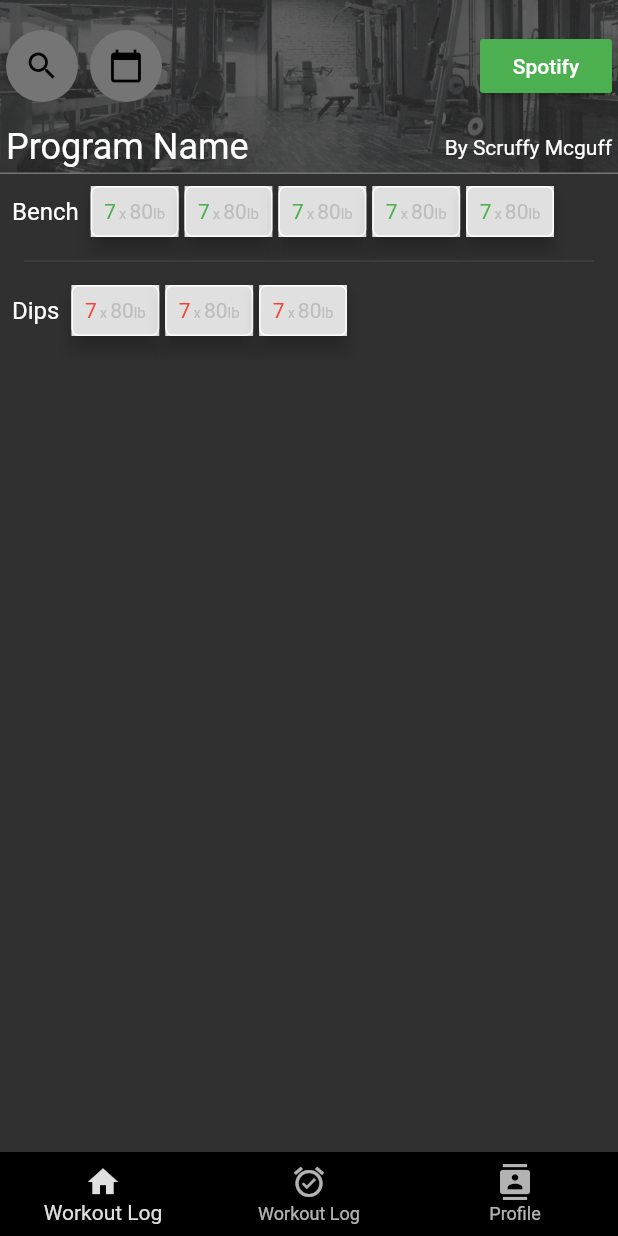
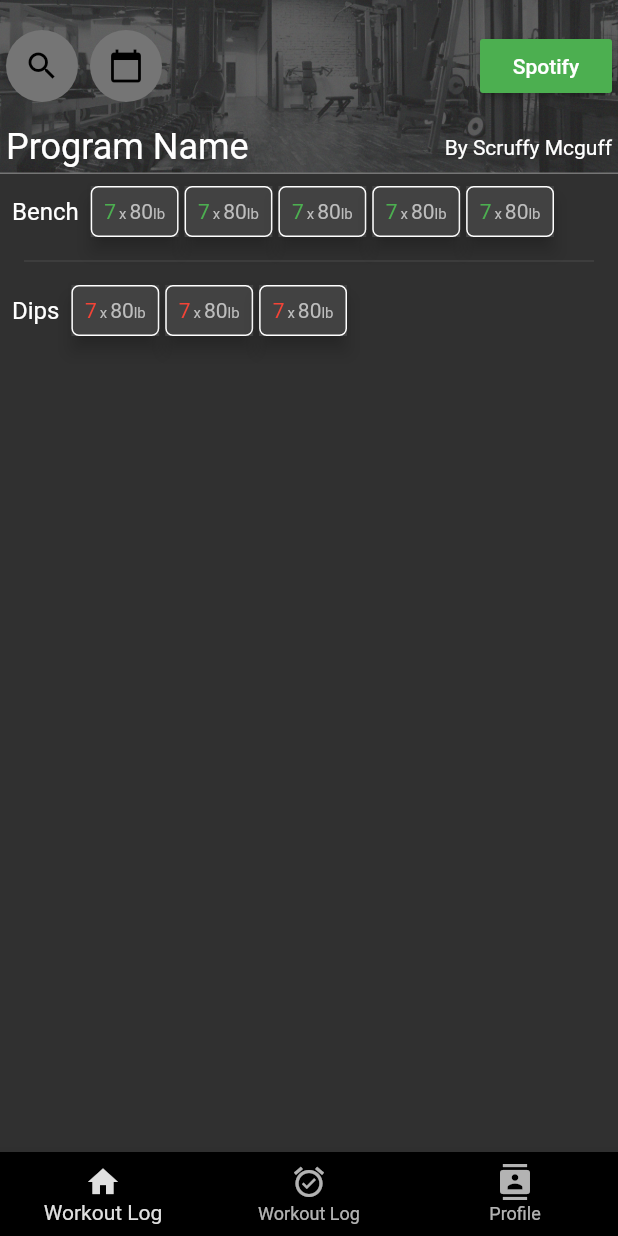
Before and after one commit to tjhelmuth/workoutlog, a Flutter app: the screen it shows after launch, on a phone screen of 412 x 824 dp. Run offline on Flutter 3.47's test engine with Material 2 defaults, Android fonts, the phone set to English and light mode, and no system bars.

Commit message:
better color for chip background :)

```diff
--- a/lib/layout/log/set_chip.dart
+++ b/lib/layout/log/set_chip.dart
@@ -23,7 +23,7 @@ class SetChip extends StatelessWidget {
   Widget build(BuildContext context) {
 
     return Theme(child: Material(
-      color: this.isComplete ? Colors.grey[300] : Colors.transparent,
+      color: this.isComplete ? Colors.grey[800] : Colors.transparent,
       elevation: 5,
       child: InkWell(
         customBorder: RoundedRectangleBorder(borderRadius: BorderRadius.all(Radius.circular(5))),
@@ -34,6 +34,7 @@ class SetChip extends StatelessWidget {
             borderRadius: BorderRadius.all(Radius.circular(5)),
           ),
           padding: EdgeInsets.all(8),
+
           child: Row(
             mainAxisSize: MainAxisSize.min,
             crossAxisAlignment: CrossAxisAlignment.end,
```
